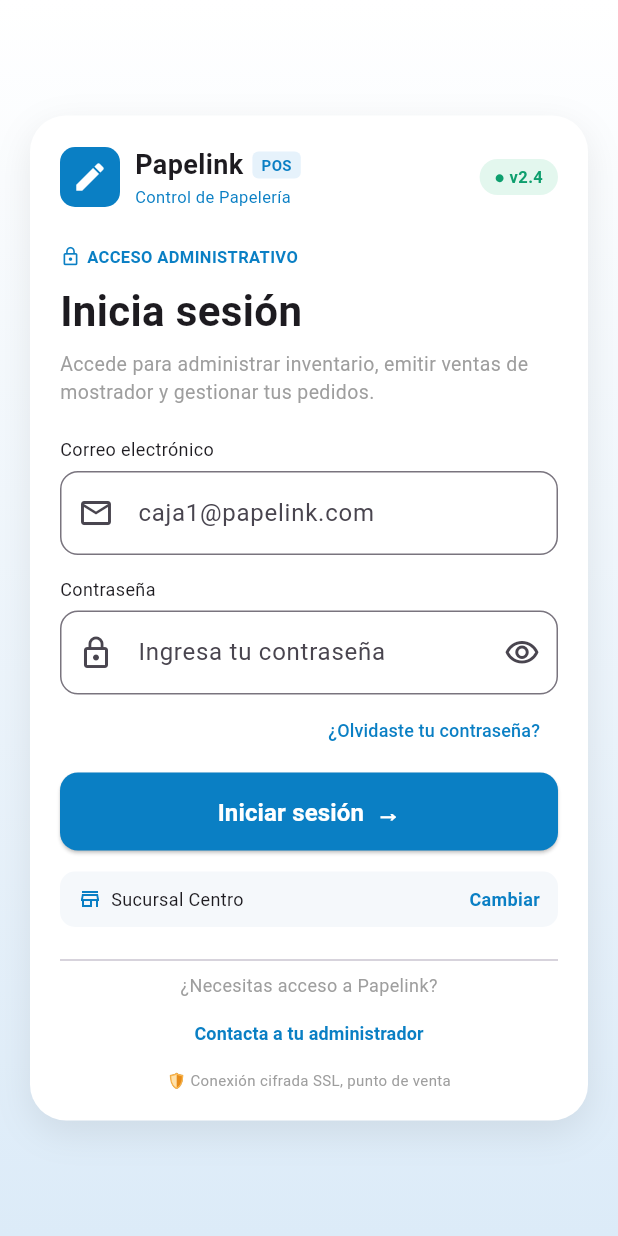
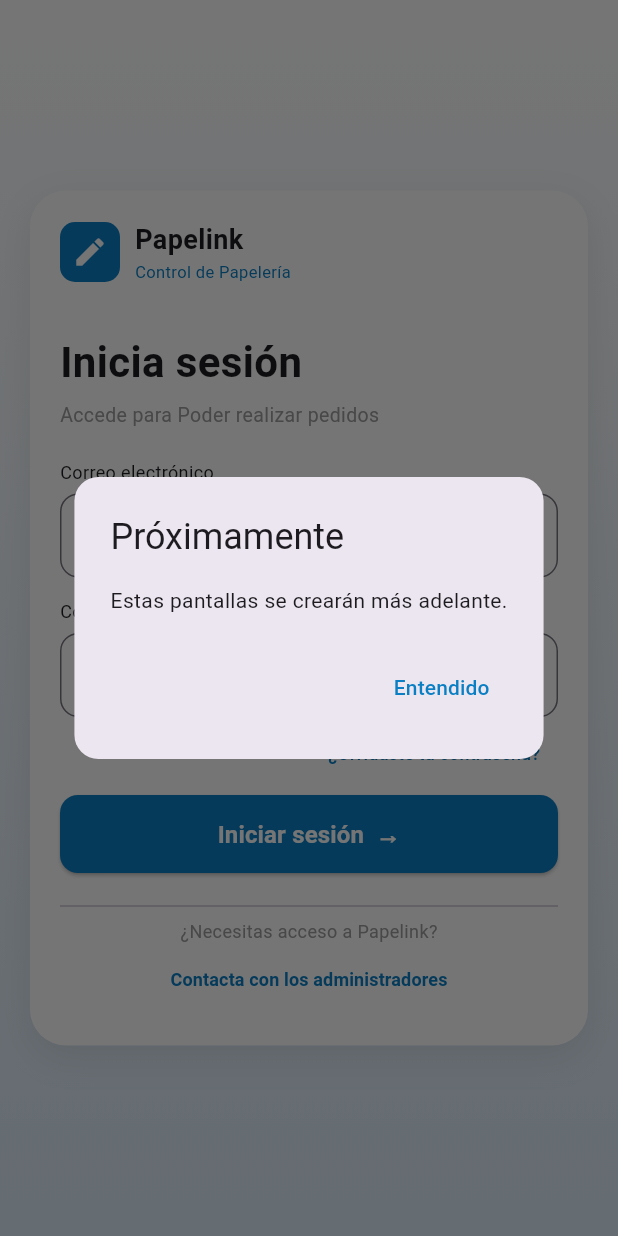
Before and after one commit to AlejandroKantun23/LuminaLabs, a Flutter app: the screen it shows after launch, after a tap on "¿Olvidaste tu contraseña?", on a phone screen of 412 x 824 dp. Run offline on Flutter 3.47's test engine with Material 3 defaults, Android fonts, the phone set to English and light mode, and no system bars.

Commit message:
Fix: cambio pantalla login

```diff
--- a/papelink_movil/frontend/lib/screens/login_screen.dart
+++ b/papelink_movil/frontend/lib/screens/login_screen.dart
@@ -1,5 +1,6 @@
 import 'package:flutter/material.dart';
 import 'package:frontend/screens/home_screen.dart';
+import 'package:frontend/widgets/aviso_proximamente.dart';
 
 class LoginScreen extends StatefulWidget {
   const LoginScreen({super.key});
@@ -14,7 +15,6 @@
   bool _ocultarPassword = true;
 
   static const Color azul = Color(0xFF0A7FC4);
-  static const Color azulClaro = Color(0xFFE6F2FB);
 
   @override
   void dispose() {
@@ -62,11 +62,11 @@
                 decoration: BoxDecoration(
                   color: Colors.white,
                   borderRadius: BorderRadius.circular(24),
-                  boxShadow: [
+                  boxShadow: const [
                     BoxShadow(
-                      color: Colors.black.withOpacity(0.08),
+                      color: Color(0x14000000),
                       blurRadius: 20,
-                      offset: const Offset(0, 8),
+                      offset: Offset(0, 8),
                     ),
                   ],
                 ),
@@ -74,7 +74,7 @@
                   mainAxisSize: MainAxisSize.min,
                   crossAxisAlignment: CrossAxisAlignment.start,
                   children: [
-                    // Encabezado: logo + versión
+                    // Encabezado: logo + nombre
                     Row(
                       children: [
                         Container(
@@ -87,79 +87,28 @@
                           child: const Icon(Icons.edit, color: Colors.white),
                         ),
                         const SizedBox(width: 10),
-                        Column(
+                        const Column(
                           crossAxisAlignment: CrossAxisAlignment.start,
                           children: [
-                            Row(
-                              children: [
-                                const Text(
-                                  'Papelink',
-                                  style: TextStyle(
-                                    fontSize: 18,
-                                    fontWeight: FontWeight.bold,
-                                  ),
-                                ),
-                                const SizedBox(width: 6),
-                                Container(
-                                  padding: const EdgeInsets.symmetric(
-                                      horizontal: 6, vertical: 2),
-                                  decoration: BoxDecoration(
-                                    color: azulClaro,
-                                    borderRadius: BorderRadius.circular(4),
-                                  ),
-                                  child: const Text(
-                                    'POS',
-                                    style: TextStyle(
-                                      fontSize: 10,
-                                      color: azul,
-                                      fontWeight: FontWeight.bold,
-                                    ),
-                                  ),
-                                ),
-                              ],
+                            Text(
+                              'Papelink',
+                              style: TextStyle(
+                                fontSize: 18,
+                                fontWeight: FontWeight.bold,
+                              ),
                             ),
-                            const Text(
+                            Text(
                               'Control de Papelería',
                               style: TextStyle(fontSize: 11, color: azul),
                             ),
                           ],
-                        ),
-                        const Spacer(),
-                        Container(
-                          padding: const EdgeInsets.symmetric(
-                              horizontal: 10, vertical: 4),
-                          decoration: BoxDecoration(
-                            color: const Color(0xFFE3F7EE),
-                            borderRadius: BorderRadius.circular(20),
-                          ),
-                          child: const Text(
-                            '● v2.4',
-                            style: TextStyle(
-                              fontSize: 11,
-                              color: Color(0xFF0E9F6E),
-                              fontWeight: FontWeight.bold,
-                            ),
-                          ),
                         ),
                       ],
                     ),
                     const SizedBox(height: 24),
 
                     // Título
-                    const Row(
-                      children: [
-                        Icon(Icons.lock_outline, size: 14, color: azul),
-                        SizedBox(width: 4),
-                        Text(
-                          'ACCESO ADMINISTRATIVO',
-                          style: TextStyle(
-                            fontSize: 11,
-                            color: azul,
-                            fontWeight: FontWeight.bold,
-                          ),
-                        ),
-                      ],
-                    ),
+
                     const SizedBox(height: 8),
                     const Text(
                       'Inicia sesión',
@@ -170,7 +119,7 @@
                     ),
                     const SizedBox(height: 6),
                     const Text(
-                      'Accede para administrar inventario, emitir ventas de mostrador y gestionar tus pedidos.',
+                      'Accede para Poder realizar pedidos',
                       style: TextStyle(color: Colors.grey, fontSize: 13),
                     ),
                     const SizedBox(height: 20),
@@ -226,7 +175,7 @@
                     Align(
                       alignment: Alignment.centerRight,
                       child: TextButton(
-                        onPressed: () {},
+                        onPressed: () => AvisoProximamente.mostrar(context),
                         child: const Text(
                           '¿Olvidaste tu contraseña?',
                           style: TextStyle(color: azul, fontSize: 12),
@@ -258,40 +207,6 @@
                       ),
                     ),
                     const SizedBox(height: 14),
-
-                    // Sucursal
-                    Container(
-                      padding: const EdgeInsets.symmetric(
-                          horizontal: 12, vertical: 10),
-                      decoration: BoxDecoration(
-                        color: const Color(0xFFF5F8FB),
-                        borderRadius: BorderRadius.circular(10),
-                      ),
-                      child: Row(
-                        children: [
-                          const Icon(Icons.store_outlined,
-                              size: 16, color: azul),
-                          const SizedBox(width: 6),
-                          const Text(
-                            'Sucursal Centro',
-                            style: TextStyle(fontSize: 12),
-                          ),
-                          const Spacer(),
-                          GestureDetector(
-                            onTap: () {},
-                            child: const Text(
-                              'Cambiar',
-                              style: TextStyle(
-                                fontSize: 12,
-                                color: azul,
-                                fontWeight: FontWeight.bold,
-                              ),
-                            ),
-                          ),
-                        ],
-                      ),
-                    ),
-                    const SizedBox(height: 14),
                     const Divider(),
 
                     // Contacto
@@ -303,21 +218,15 @@
                     ),
                     Center(
                       child: TextButton(
-                        onPressed: () {},
+                        onPressed: () => AvisoProximamente.mostrar(context),
                         child: const Text(
-                          'Contacta a tu administrador',
+                          'Contacta con los administradores',
                           style: TextStyle(
                             color: azul,
                             fontSize: 12,
                             fontWeight: FontWeight.bold,
                           ),
                         ),
-                      ),
-                    ),
-                    const Center(
-                      child: Text(
-                        '🛡 Conexión cifrada SSL, punto de venta',
-                        style: TextStyle(color: Colors.grey, fontSize: 10),
                       ),
                     ),
                   ],
--- /dev/null
+++ b/papelink_movil/frontend/lib/widgets/aviso_proximamente.dart
@@ -0,0 +1,28 @@
+import 'package:flutter/material.dart';
+
+class AvisoProximamente {
+  static const Color _azul = Color(0xFF0A7FC4);
+
+  static void mostrar(
+    BuildContext context, {
+    String titulo = 'Próximamente',
+    String mensaje = 'Estas pantallas se crearán más adelante.',
+  }) {
+    showDialog(
+      context: context,
+      builder: (context) => AlertDialog(
+        shape: RoundedRectangleBorder(
+          borderRadius: BorderRadius.circular(16),
+        ),
+        title: Text(titulo),
+        content: Text(mensaje),
+        actions: [
+          TextButton(
+            onPressed: () => Navigator.pop(context),
+            child: const Text('Entendido', style: TextStyle(color: _azul)),
+          ),
+        ],
+      ),
+    );
+  }
+}
```
